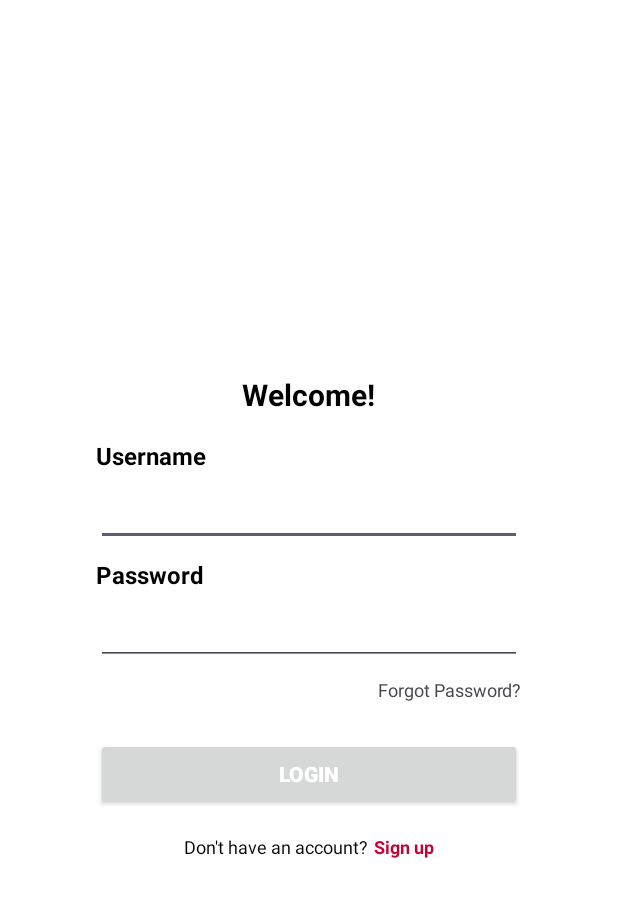
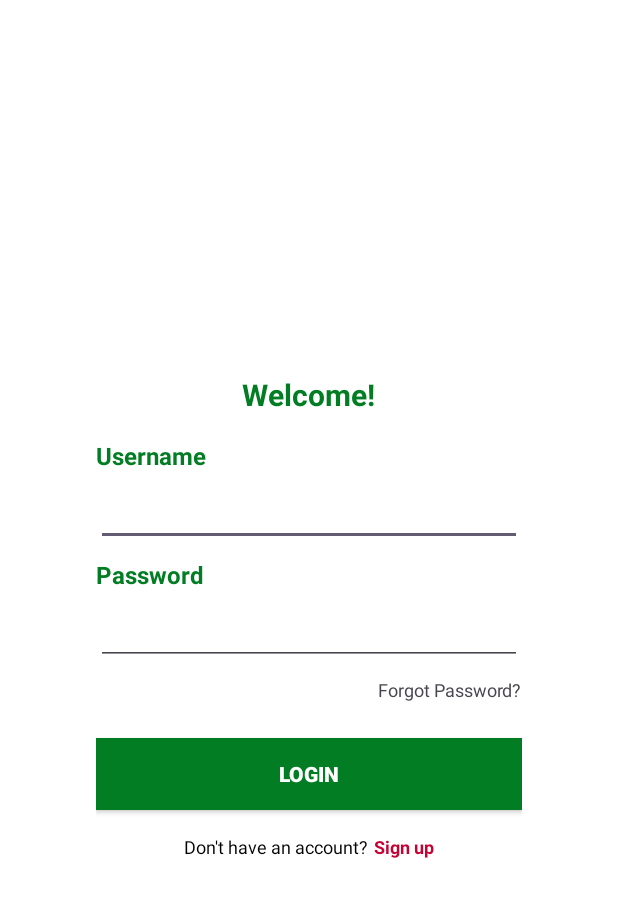
Before and after one commit to ramusama09/PDAO_App, an Android app: the screen it shows after launch (LoginActivity), on a phone screen of 412 x 824 dp. Shown: the top 897 px of the screen. Run offline under Robolectric (Android 15) with nearby library versions, the phone set to English and light mode, and no system bars; libraries missing offline, so code that uses them is left out: androidx.camera.core, androidx.camera.lifecycle, androidx.camera.view, com.google.mlkit.vision.

Commit message:
Updated UI and Added Flashlight

```diff
--- a/app/src/main/java/com/example/pdao_app/MainActivity.java
+++ b/app/src/main/java/com/example/pdao_app/MainActivity.java
@@ -1,11 +1,15 @@
 package com.example.pdao_app;
 
 import android.Manifest;
+import android.animation.ObjectAnimator;
+import android.animation.PropertyValuesHolder;
+import android.animation.ValueAnimator;
 import android.content.Intent;
 import android.content.SharedPreferences;
 import android.content.pm.PackageManager;
 import android.os.Bundle;
-import android.util.Log;
+import android.view.View;
+import android.widget.ImageButton;
 import android.widget.Toast;
 
 import androidx.annotation.NonNull;
@@ -26,7 +30,6 @@ import com.google.mlkit.vision.barcode.BarcodeScannerOptions;
 import com.google.mlkit.vision.barcode.BarcodeScanning;
 import com.google.mlkit.vision.common.InputImage;
 
-import java.util.List;
 import java.util.concurrent.ExecutionException;
 import java.util.concurrent.ExecutorService;
 import java.util.concurrent.Executors;
@@ -37,6 +40,10 @@ public class MainActivity extends AppCompatActivity {
     private PreviewView previewView;
     private ExecutorService cameraExecutor;
     private boolean hasScanned = false;
+    private boolean isFlashOn = false;
+    private ImageButton flashToggle;
+    private androidx.camera.core.Camera camera; // Camera instance to control the torch
+    private ObjectAnimator pulseAnimator;
 
     @Override
     protected void onCreate(Bundle savedInstanceState) {
@@ -66,7 +73,74 @@ public class MainActivity extends AppCompatActivity {
                     new String[]{Manifest.permission.CAMERA},
                     CAMERA_PERMISSION_REQUEST_CODE);
         }
+
+        flashToggle = findViewById(R.id.flashToggle);
+
+        flashToggle.setOnClickListener(v -> {
+            if (camera != null && camera.getCameraInfo().hasFlashUnit()) {
+                isFlashOn = !isFlashOn;
+
+                // Animate fade out + scale down
+                flashToggle.animate()
+                        .scaleX(0.8f)
+                        .scaleY(0.8f)
+                        .alpha(0f)
+                        .setDuration(150)
+                        .withEndAction(() -> {
+                            // Change icon
+                            flashToggle.setImageResource(isFlashOn ? R.drawable.lightbulb_on : R.drawable.lightbulb);
+
+                            // Toggle torch
+                            camera.getCameraControl().enableTorch(isFlashOn);
+
+                            // Start or stop pulse
+                            if (isFlashOn) {
+                                startPulseAnimation();
+                            } else {
+                                stopPulseAnimation();
+                            }
+
+                            // Animate back to visible
+                            flashToggle.setScaleX(0.8f);
+                            flashToggle.setScaleY(0.8f);
+                            flashToggle.setAlpha(0f);
+                            flashToggle.animate()
+                                    .scaleX(1f)
+                                    .scaleY(1f)
+                                    .alpha(1f)
+                                    .setDuration(150)
+                                    .start();
+                        })
+                        .start();
+            }
+        });
+
     }
+
+
+
+    private void startPulseAnimation() {
+        if (pulseAnimator == null) {
+            pulseAnimator = ObjectAnimator.ofPropertyValuesHolder(
+                    flashToggle,
+                    PropertyValuesHolder.ofFloat(View.SCALE_X, 1f, 1.1f, 1f),
+                    PropertyValuesHolder.ofFloat(View.SCALE_Y, 1f, 1.1f, 1f)
+            );
+            pulseAnimator.setDuration(600);
+            pulseAnimator.setRepeatCount(ValueAnimator.INFINITE);
+            pulseAnimator.setRepeatMode(ValueAnimator.RESTART);
+        }
+        pulseAnimator.start();
+    }
+
+    private void stopPulseAnimation() {
+        if (pulseAnimator != null && pulseAnimator.isRunning()) {
+            pulseAnimator.cancel();
+            flashToggle.setScaleX(1f);
+            flashToggle.setScaleY(1f);
+        }
+    }
+
 
     private void startCamera() {
         ListenableFuture<ProcessCameraProvider> cameraProviderFuture =
@@ -88,7 +162,12 @@ public class MainActivity extends AppCompatActivity {
                 });
 
                 cameraProvider.unbindAll();
-                cameraProvider.bindToLifecycle(this, cameraSelector, preview, imageAnalysis);
+                camera = cameraProvider.bindToLifecycle(
+                        this,
+                        cameraSelector,
+                        preview,
+                        imageAnalysis
+                );
                 preview.setSurfaceProvider(previewView.getSurfaceProvider());
 
             } catch (ExecutionException | InterruptedException e) {
--- /dev/null
+++ b/app/src/main/res/drawable/lightbulb.xml
@@ -0,0 +1,9 @@
+<vector xmlns:android="http://schemas.android.com/apk/res/android"
+    android:width="48dp"
+    android:height="48dp"
+    android:viewportWidth="16"
+    android:viewportHeight="16">
+  <path
+      android:pathData="M2,6a6,6 0,1 1,10.174 4.31c-0.203,0.196 -0.359,0.4 -0.453,0.619l-0.762,1.769A0.5,0.5 0,0 1,10.5 13a0.5,0.5 0,0 1,0 1,0.5 0.5,0 0,1 0,1l-0.224,0.447a1,1 0,0 1,-0.894 0.553H6.618a1,1 0,0 1,-0.894 -0.553L5.5,15a0.5,0.5 0,0 1,0 -1,0.5 0.5,0 0,1 0,-1 0.5,0.5 0,0 1,-0.46 -0.302l-0.761,-1.77a2,2 0,0 0,-0.453 -0.618A5.98,5.98 0,0 1,2 6m6,-5a5,5 0,0 0,-3.479 8.592c0.263,0.254 0.514,0.564 0.676,0.941L5.83,12h4.342l0.632,-1.467c0.162,-0.377 0.413,-0.687 0.676,-0.941A5,5 0,0 0,8 1"
+      android:fillColor="@color/light_green"/>
+</vector>
--- /dev/null
+++ b/app/src/main/res/drawable/lightbulb_on.xml
@@ -0,0 +1,9 @@
+<vector xmlns:android="http://schemas.android.com/apk/res/android"
+    android:width="48dp"
+    android:height="48dp"
+    android:viewportWidth="16"
+    android:viewportHeight="16">
+  <path
+      android:pathData="M2,6a6,6 0,1 1,10.174 4.31c-0.203,0.196 -0.359,0.4 -0.453,0.619l-0.762,1.769A0.5,0.5 0,0 1,10.5 13h-5a0.5,0.5 0,0 1,-0.46 -0.302l-0.761,-1.77a2,2 0,0 0,-0.453 -0.618A5.98,5.98 0,0 1,2 6m3,8.5a0.5,0.5 0,0 1,0.5 -0.5h5a0.5,0.5 0,0 1,0 1l-0.224,0.447a1,1 0,0 1,-0.894 0.553H6.618a1,1 0,0 1,-0.894 -0.553L5.5,15a0.5,0.5 0,0 1,-0.5 -0.5"
+      android:fillColor="@color/light_green"/>
+</vector>
--- a/app/src/main/res/layout/activity_login.xml
+++ b/app/src/main/res/layout/activity_login.xml
@@ -29,7 +29,7 @@
             android:layout_gravity="center"
             android:layout_marginBottom="16dp"
             android:text="Welcome!"
-            android:textColor="@color/black"
+            android:textColor="@color/green"
             android:textSize="20sp"
             android:textStyle="bold" />
 
@@ -44,7 +44,7 @@
                 android:layout_height="wrap_content"
                 android:layout_marginBottom="4dp"
                 android:text="Username"
-                android:textColor="#000000"
+                android:textColor="@color/green"
                 android:textSize="16sp"
                 android:textStyle="bold" />
 
@@ -52,7 +52,8 @@
                 android:id="@+id/usernameEditText"
                 android:layout_width="match_parent"
                 android:layout_height="wrap_content"
-                android:inputType="text" />
+                android:inputType="text"
+                android:textColor="@color/text_dark"/>
         </LinearLayout>
 
         <LinearLayout
@@ -66,7 +67,7 @@
                 android:layout_height="wrap_content"
                 android:layout_marginBottom="4dp"
                 android:text="Password"
-                android:textColor="#000000"
+                android:textColor="@color/green"
                 android:textSize="16sp"
                 android:textStyle="bold" />
 
@@ -74,7 +75,8 @@
                 android:id="@+id/passwordEditText"
                 android:layout_width="match_parent"
                 android:layout_height="wrap_content"
-                android:inputType="textPassword" />
+                android:inputType="textPassword"
+                android:textColor="@color/text_dark"/>
         </LinearLayout>
 
         <TextView
@@ -93,6 +95,7 @@
             android:layout_marginBottom="16dp"
             android:text="Login"
             android:textColor="@color/white"
+            android:background="@color/green"
             android:textStyle="bold" />
 
         <LinearLayout
```
Also changed, not shown: app/src/main/res/layout/activity_transaction_forms.xml (+31 -15 lines), app/src/main/res/values/colors.xml (+17 -0 lines).
